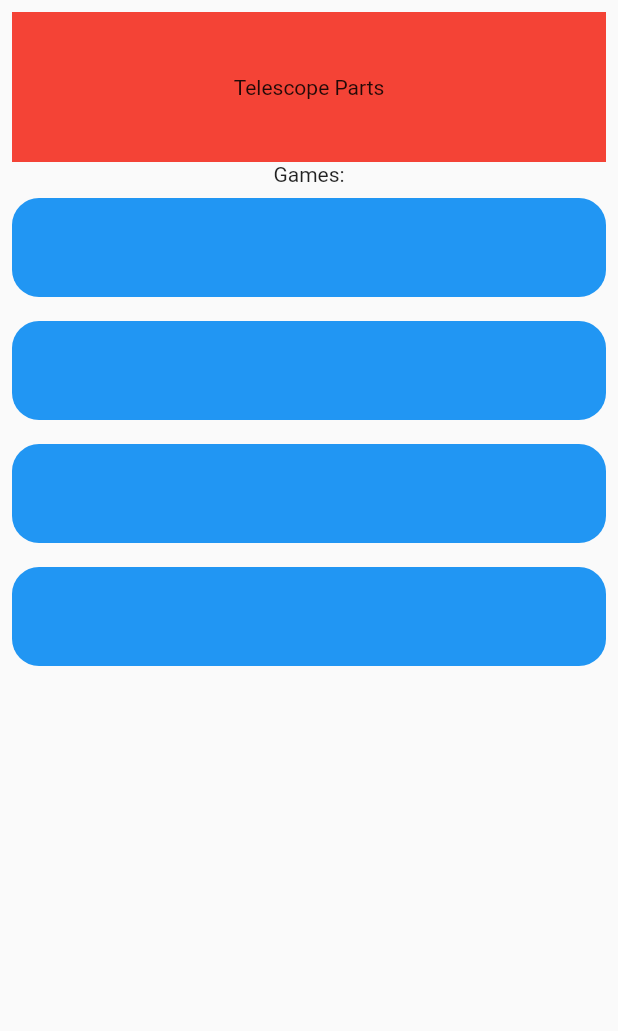
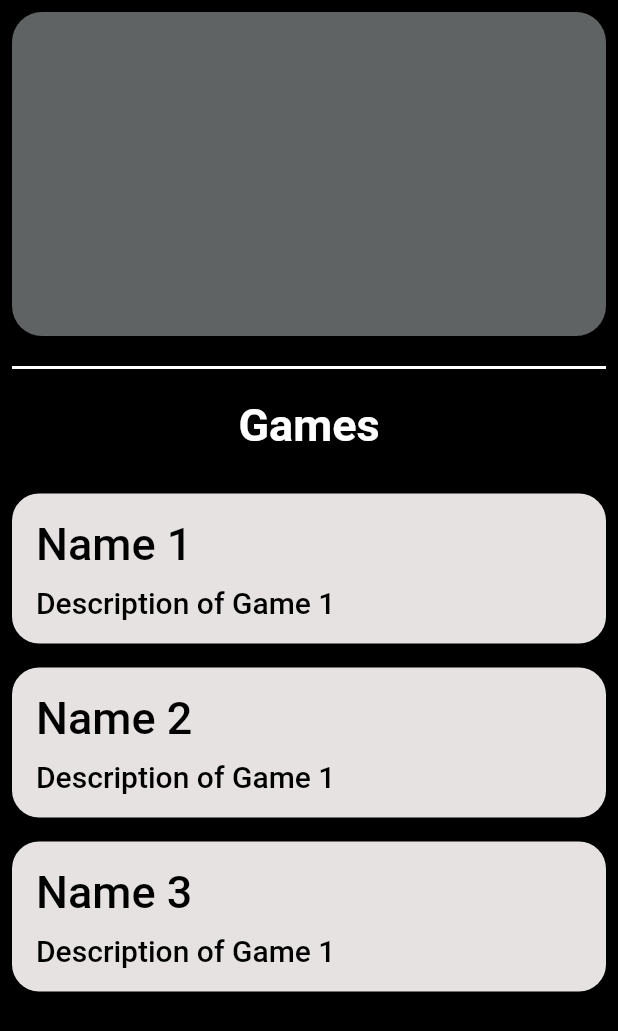
Before and after one commit to technodumb/Space-Scraper, a Flutter app: the screen it shows after launch, on a phone screen of 412 x 824 dp. Shown: the top 1031 px of the screen. Run offline on Flutter 3.47's test engine with Material 2 defaults, Android fonts, the phone set to English and light mode, and no system bars.

Commit message:
home page ready

```diff
--- a/lib/screens/HomeScreen/home_screen.dart
+++ b/lib/screens/HomeScreen/home_screen.dart
@@ -7,21 +7,59 @@ class HomeScreen extends StatelessWidget {
   Widget build(BuildContext context) {
     return SafeArea(
       child: Scaffold(
+        backgroundColor: Colors.black,
         body: Padding(
           padding: const EdgeInsets.all(8.0),
           child: Column(
             children: [
+              TextButton(
+                onPressed: () {},
+                style: TextButton.styleFrom(
+                  backgroundColor: Color.fromARGB(255, 96, 99, 100),
+                  shape: const RoundedRectangleBorder(
+                    borderRadius: BorderRadius.all(Radius.circular(20)),
+                  ),
+                ),
+                child: Center(
+                  child: Container(
+                    height: 200,
+                  ),
+                ),
+              ),
               Container(
-                color: Colors.red,
-                height: 100,
+                margin: EdgeInsets.symmetric(vertical: 20),
+                height: 2,
                 width: double.infinity,
-                child: Center(child: Text('Telescope Parts')),
+                color: Colors.white,
               ),
-              Text("Games:"),
-              RoundedGameButton(),
-              RoundedGameButton(),
-              RoundedGameButton(),
-              RoundedGameButton(),
+              Center(
+                child: Text(
+                  "Games",
+                  style: TextStyle(
+                    color: Colors.white,
+                    fontSize: 30,
+                    fontWeight: FontWeight.bold,
+                  ),
+                ),
+              ),
+              SizedBox(
+                height: 20,
+              ),
+              RoundedGameButton(
+                name: "Name 1",
+                desc: "Description of Game 1",
+                onPressed: () {},
+              ),
+              RoundedGameButton(
+                name: "Name 2",
+                desc: "Description of Game 1",
+                onPressed: () {},
+              ),
+              RoundedGameButton(
+                name: "Name 3",
+                desc: "Description of Game 1",
+                onPressed: () {},
+              ),
             ],
           ),
         ),
@@ -31,27 +69,57 @@ class HomeScreen extends StatelessWidget {
 }
 
 class RoundedGameButton extends StatelessWidget {
-  const RoundedGameButton({super.key});
+  final String name;
+  final String desc;
+  final Function onPressed;
+  const RoundedGameButton({
+    super.key,
+    required this.name,
+    required this.desc,
+    required this.onPressed,
+  });
 
   @override
   Widget build(BuildContext context) {
     return Padding(
       padding: const EdgeInsets.symmetric(vertical: 8.0),
       child: TextButton(
-        onPressed: () {},
+        onPressed: () {
+          return;
+        },
         style: TextButton.styleFrom(
+          backgroundColor: Color.fromARGB(255, 230, 226, 226),
           shape: RoundedRectangleBorder(
             borderRadius: BorderRadius.circular(18.0),
           ),
-          backgroundColor: Colors.blue,
         ),
         child: Container(
-          height: 50,
           width: double.infinity,
-          decoration: BoxDecoration(
-            borderRadius: BorderRadius.circular(50),
+          padding: EdgeInsets.all(8),
+          child: SingleChildScrollView(
+            child: Column(
+              crossAxisAlignment: CrossAxisAlignment.start,
+              children: [
+                Text(
+                  name,
+                  style: TextStyle(
+                    color: Colors.black,
+                    fontSize: 30,
+                  ),
+                  textAlign: TextAlign.left,
+                ),
+                SizedBox(height: 10),
+                Text(
+                  desc,
+                  style: TextStyle(
+                    color: Colors.black,
+                    fontSize: 20,
+                  ),
+                  textAlign: TextAlign.left,
+                ),
+              ],
+            ),
           ),
-          child: Text('1'),
         ),
       ),
     );
```
